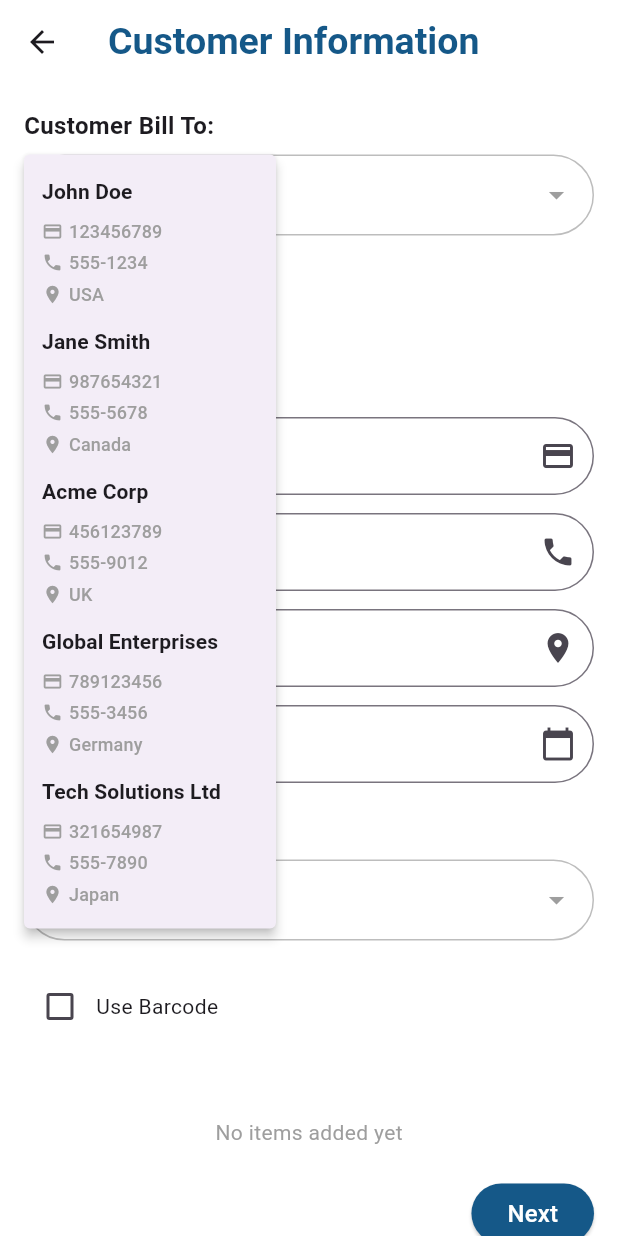
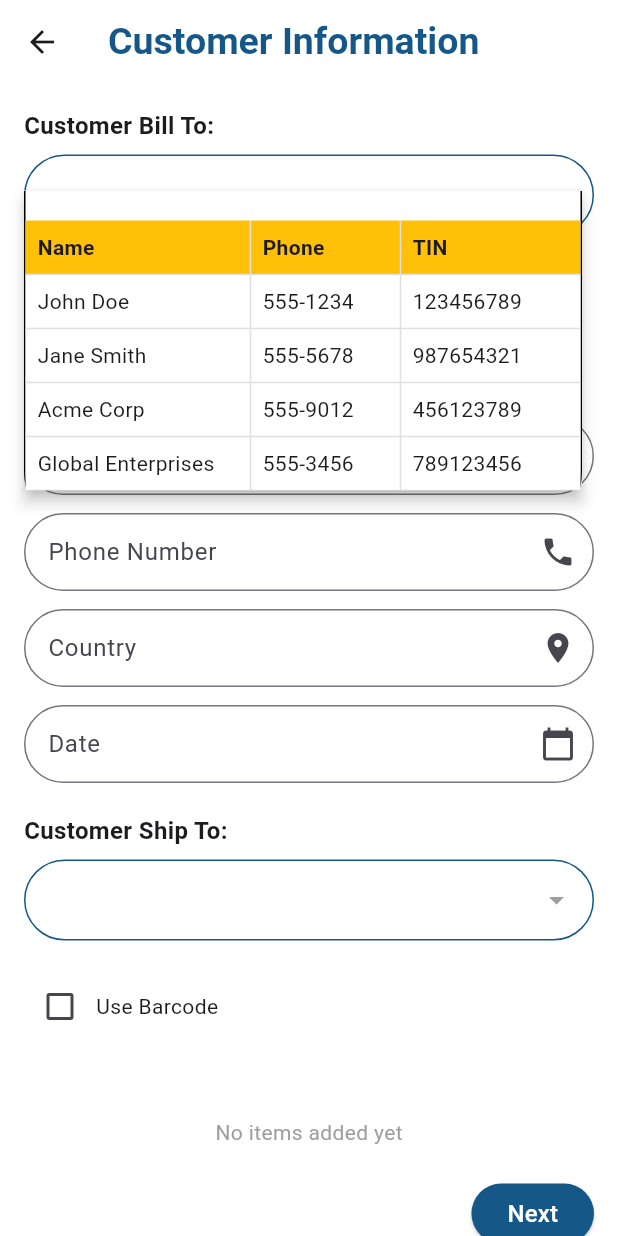
Before and after one commit to abdee67/savvy_lite, a Flutter app: the SalesOrderScreen screen opened directly, after a tap on the "arrow drop down" icon, on a phone screen of 412 x 824 dp. Run offline on Flutter 3.47's test engine with Material 3 defaults, Android fonts, the phone set to English and light mode, and no system bars; missing offline and left inert: qr_code_scanner_plus; accounts and stored records are empty.

Commit message:
making  dropdown  just to look like the design(not finished)

```diff
--- a/lib/widgets/salesEntry.dart/salesorder.dart/customer_section.dart
+++ b/lib/widgets/salesEntry.dart/salesorder.dart/customer_section.dart
@@ -299,8 +299,8 @@ class _CustomerSectionScreenState extends State<CustomerSectionScreen> {
             icon: const Icon(Icons.add, size: 18),
             label: const Text('Add Customer'),
             style: OutlinedButton.styleFrom(
-              foregroundColor: Colors.blue.shade700,
-              side: BorderSide(color: Colors.blue.shade700),
+              foregroundColor: Color.fromARGB(255, 21, 88, 136),
+              side: BorderSide(color: Color.fromARGB(255, 21, 88, 136)),
             ),
           ),
         ],
--- a/lib/widgets/salesEntry.dart/salesorder.dart/customerdropdown.dart
+++ b/lib/widgets/salesEntry.dart/salesorder.dart/customerdropdown.dart
@@ -4,10 +4,12 @@ import 'package:savvy_stock/models/customer.dart';
 class CustomerDropdown extends StatefulWidget {
   final Customer? value;
   final ValueChanged<Customer?> onChanged;
+  final String hintText;
   const CustomerDropdown({
     super.key,
     required this.value,
     required this.onChanged,
+    this.hintText = 'Select Customer',
   });
 
   @override
@@ -15,6 +17,17 @@ class CustomerDropdown extends StatefulWidget {
 }
 
 class _CustomerDropdownState extends State<CustomerDropdown> {
+  final OverlayPortalController _overlayPortalController =
+      OverlayPortalController();
+  final _link = LayerLink();
+  String _selectedCustomer = '';
+
+  @override
+  void initState() {
+    super.initState();
+    _selectedCustomer = widget.value?.name ?? '--Selecte Customer--';
+  }
+
   // Mock customer data
   final List<Customer> customers = [
     Customer(
@@ -54,97 +67,168 @@ class _CustomerDropdownState extends State<CustomerDropdown> {
     ),
   ];
 
+  Widget _buildTableCell(String text) {
+    return GestureDetector(
+      onTap: () {
+        final customer = customers.firstWhere(
+          (c) =>
+              c.name == text ||
+              c.phone == text ||
+              c.tin == text ||
+              c.country == text,
+        );
+        setState(() {
+          _selectedCustomer = customer.name;
+        });
+        widget.onChanged(customer);
+        _overlayPortalController.hide();
+      },
+      child: Padding(padding: const EdgeInsets.all(8.0), child: Text(text)),
+    );
+  }
+
   @override
   Widget build(BuildContext context) {
-    return PopupMenuButton<Customer>(
-      itemBuilder: (BuildContext context) {
-        return customers.map((Customer customer) {
-          return PopupMenuItem<Customer>(
-            value: customer,
-            height: 100, // Set a fixed height for each item
+    return CompositedTransformTarget(
+      link: _link,
+      child: OverlayPortal(
+        controller: _overlayPortalController,
+        overlayChildBuilder: (context) {
+          return CompositedTransformFollower(
+            link: _link,
+            targetAnchor: Alignment.bottomLeft,
+            offset: const Offset(0, -30),
+            child: Align(
+              alignment: AlignmentDirectional.topStart,
+              child: Material(
+                clipBehavior: Clip.antiAliasWithSaveLayer,
+                elevation: 4.0,
+                child: ConstrainedBox(
+                  constraints: const BoxConstraints(maxHeight: 200),
+                  child: SingleChildScrollView(
                     child: Container(
-              constraints: const BoxConstraints(maxWidth: 300),
-              child: Column(
-                crossAxisAlignment: CrossAxisAlignment.start,
+                      padding: const EdgeInsets.only(top: 20.0),
+                      decoration: BoxDecoration(
+                        color: Colors.white,
+                        borderRadius: const BorderRadius.only(
+                          bottomLeft: Radius.circular(50.0),
+                          bottomRight: Radius.circular(50.0),
+                        ),
+                        border: Border(
+                          left: BorderSide(color: Colors.black),
+                          right: BorderSide(color: Colors.black),
+                          bottom: BorderSide(color: Colors.black),
+                        ),
+                        boxShadow: [
+                          BoxShadow(
+                            color: Colors.black.withOpacity(0.2),
+                            spreadRadius: 1,
+                            blurRadius: 4,
+                            offset: Offset(0, 3), // changes position of shadow
+                          ),
+                        ],
+                      ),
+                      child: Table(
+                        border: TableBorder(
+                          top: BorderSide.none,
+                          left: BorderSide.none,
+                          right: BorderSide.none,
+                          horizontalInside: BorderSide(
+                            color: Colors.grey.shade300,
+                          ),
+                          verticalInside: BorderSide(
+                            color: Colors.grey.shade300,
+                          ),
+                        ),
+                        columnWidths: const {
+                          0: FixedColumnWidth(150),
+                          1: FixedColumnWidth(100),
+                          2: FixedColumnWidth(120),
+                        },
+                        textBaseline: TextBaseline.alphabetic,
                         children: [
-                  Text(
-                    customer.name,
-                    style: const TextStyle(fontWeight: FontWeight.bold),
+                          // Table header
+                          TableRow(
+                            decoration: BoxDecoration(color: Colors.amber),
+                            children: const [
+                              Padding(
+                                padding: EdgeInsets.all(8.0),
+                                child: Text(
+                                  'Name',
+                                  style: TextStyle(fontWeight: FontWeight.bold),
                                 ),
-                  const SizedBox(height: 8),
-                  Row(
-                    children: [
-                      const Icon(
-                        Icons.credit_card,
-                        size: 14,
-                        color: Colors.grey,
                               ),
-                      const SizedBox(width: 4),
-                      Text(
-                        customer.tin,
-                        style: const TextStyle(
-                          fontSize: 12,
-                          color: Colors.grey,
+                              Padding(
+                                padding: EdgeInsets.all(8.0),
+                                child: Text(
+                                  'Phone',
+                                  style: TextStyle(fontWeight: FontWeight.bold),
+                                ),
+                              ),
+                              Padding(
+                                padding: EdgeInsets.all(8.0),
+                                child: Text(
+                                  'TIN',
+                                  style: TextStyle(fontWeight: FontWeight.bold),
                                 ),
                               ),
                             ],
                           ),
-                  const SizedBox(height: 4),
-                  Row(
+                          // Table rows
+                          ...customers
+                              .map(
+                                (customer) => TableRow(
+                                  decoration: BoxDecoration(
+                                    color: _selectedCustomer == customer.name
+                                        ? Colors.blue[50]
+                                        : Colors.white,
+                                  ),
                                   children: [
-                      const Icon(Icons.phone, size: 14, color: Colors.grey),
-                      const SizedBox(width: 4),
-                      Text(
-                        customer.phone,
-                        style: const TextStyle(
-                          fontSize: 12,
-                          color: Colors.grey,
-                        ),
-                      ),
+                                    _buildTableCell(customer.name),
+                                    _buildTableCell(customer.phone),
+                                    _buildTableCell(customer.tin),
                                   ],
                                 ),
-                  const SizedBox(height: 4),
-                  Row(
-                    children: [
-                      const Icon(
-                        Icons.location_on,
-                        size: 14,
-                        color: Colors.grey,
-                      ),
-                      const SizedBox(width: 4),
-                      Text(
-                        customer.country,
-                        style: const TextStyle(
-                          fontSize: 12,
-                          color: Colors.grey,
-                        ),
-                      ),
-                    ],
-                  ),
+                              )
+                              .toList(),
                         ],
                       ),
                     ),
+                  ),
+                ),
+              ),
+            ),
           );
-        }).toList();
         },
-      onSelected: widget.onChanged,
+        child: GestureDetector(
+          onTap: () {
+            if (_overlayPortalController.isShowing) {
+              _overlayPortalController.hide();
+            } else {
+              _overlayPortalController.show();
+            }
+          },
           child: Container(
             padding: const EdgeInsets.symmetric(horizontal: 12, vertical: 14),
             decoration: BoxDecoration(
-          border: Border.all(color: Colors.grey.shade400),
+              border: Border.all(color: Color.fromARGB(255, 21, 88, 136)),
               borderRadius: BorderRadius.circular(30.0),
             ),
             child: Row(
               mainAxisAlignment: MainAxisAlignment.spaceBetween,
               children: [
                 Text(
-              widget.value?.name ?? '--Select One--',
+                  _selectedCustomer,
                   style: TextStyle(
-                color: widget.value != null ? Colors.black : Colors.grey,
+                    color: _selectedCustomer.isNotEmpty
+                        ? Colors.black
+                        : Colors.grey,
                   ),
                 ),
-            const Icon(Icons.arrow_drop_down, color: Colors.grey),
+                Icon(Icons.arrow_drop_down, color: Colors.grey),
               ],
+            ),
+          ),
         ),
       ),
     );
```
Lines whose indentation alone changed are shown as unchanged.
